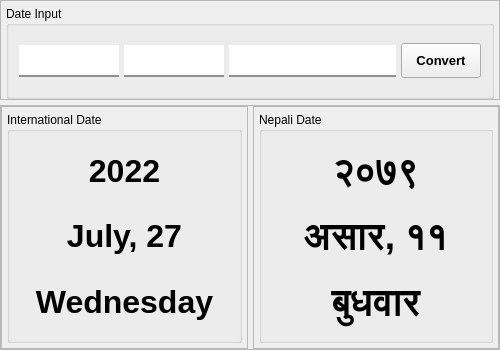
Old version of the form assets/UI/DateConverter.ui in the repository mentormaya/Maya-Utility-App.
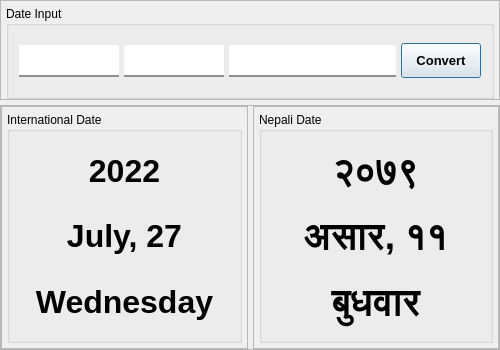
New version of the form.

Commit message: date converter updated to pick todays date by default

```diff
--- a/assets/UI/DateConverter.ui
+++ b/assets/UI/DateConverter.ui
@@ -143,6 +143,9 @@
            <property name="text">
             <string>Convert</string>
            </property>
+           <property name="default">
+            <bool>true</bool>
+           </property>
           </widget>
          </item>
         </layout>
```
Left out of the diff: 12 changed lines with no effect on the pictures. The commit also changes 2 other files.
